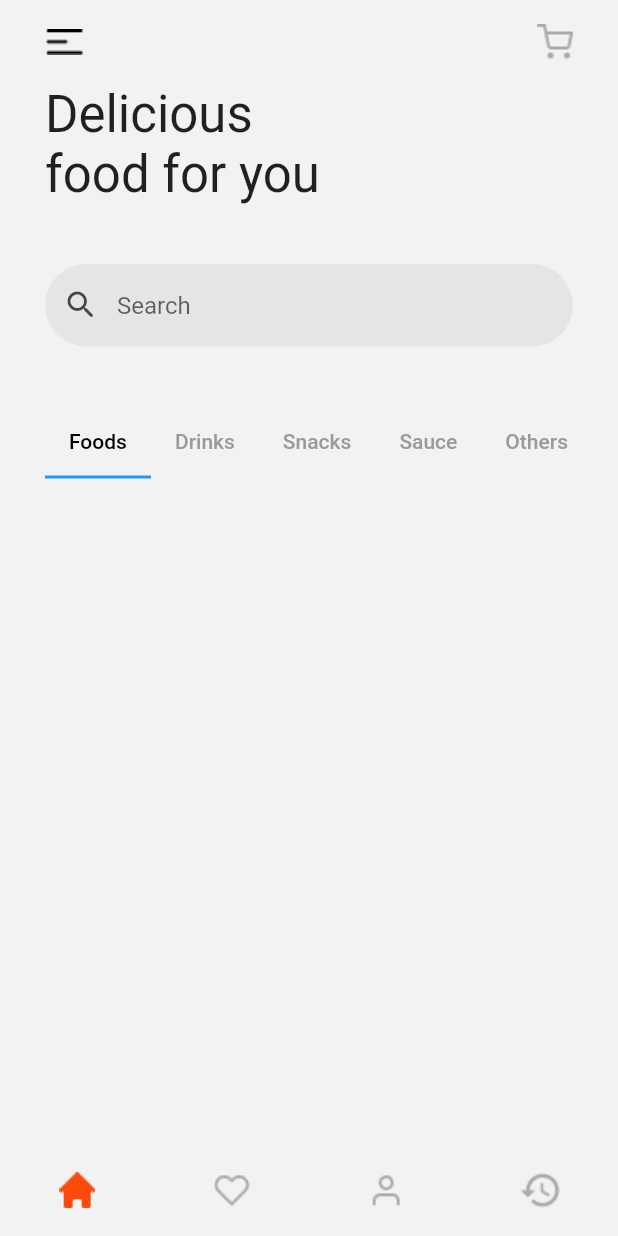
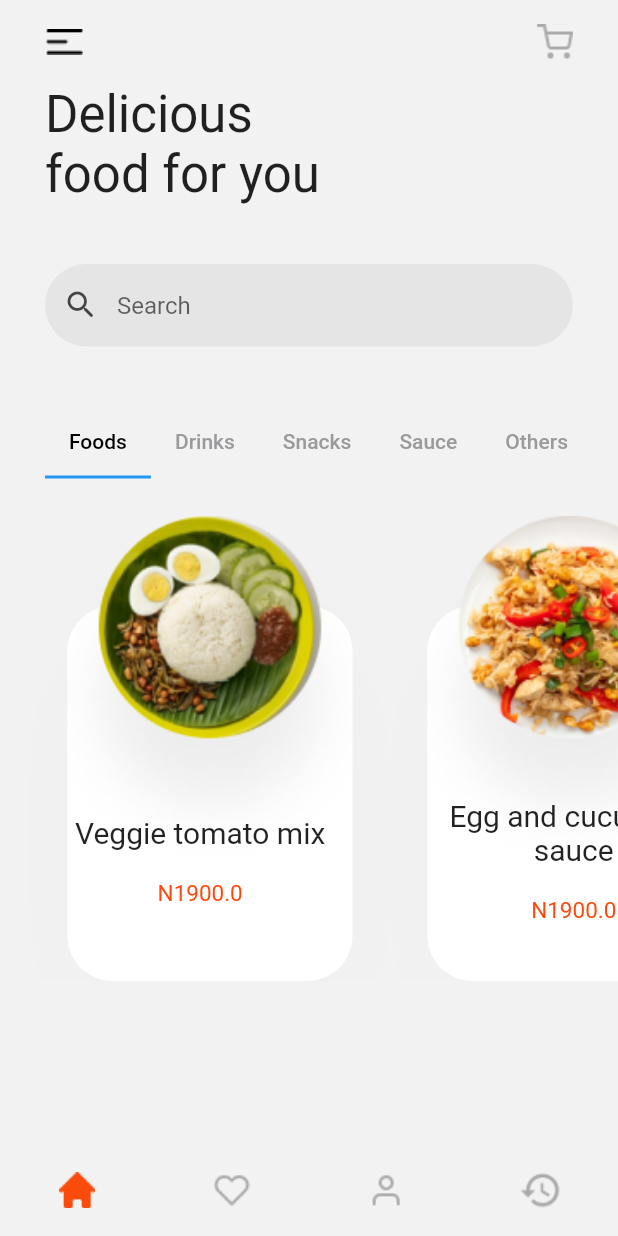
Before and after one commit to timilehinjegede/foodie, a Flutter app: the DashboardScreen screen opened by its route, on a phone screen of 412 x 824 dp. Run offline on Flutter 3.47's test engine with Material 2 defaults, Android fonts, the phone set to English and light mode, and no system bars.

Commit message:
updates: fix home screen bug && wired food cards

```diff
--- a/lib/core/models/food.dart
+++ b/lib/core/models/food.dart
@@ -7,6 +7,7 @@ class Food {
   final String deliveryInfo;
   final String returnPolicy;
   final bool isFavorite;
+  final String foodCategory;
 
   const Food({
     this.assetSrc,
@@ -15,6 +16,7 @@ class Food {
     this.deliveryInfo = FoodieStrings.deliveryInfo,
     this.returnPolicy = FoodieStrings.returnPolicy,
     this.isFavorite,
+    this.foodCategory,
   });
 
   static const List<Food> foodList = [
@@ -23,36 +25,70 @@ class Food {
       name: 'Veggie tomato mix',
       price: 1900,
       isFavorite: true,
+      foodCategory: 'Foods',
     ),
     const Food(
-      assetSrc: FoodieAssets.foodOne,
+      assetSrc: FoodieAssets.foodTwo,
       name: 'Egg and cucumber sauce',
       price: 1900,
       isFavorite: true,
+      foodCategory: 'Foods',
     ),
     const Food(
-      assetSrc: FoodieAssets.foodOne,
+      assetSrc: FoodieAssets.foodThree,
       name: 'Fried chicken and chips',
       price: 1900,
       isFavorite: true,
+      foodCategory: 'Others',
     ),
     const Food(
-      assetSrc: FoodieAssets.foodOne,
+      assetSrc: FoodieAssets.foodFour,
       name: 'Moi-moi and ekpa',
       price: 1900,
       isFavorite: true,
+      foodCategory: 'Others',
     ),
     const Food(
-      assetSrc: FoodieAssets.foodOne,
+      assetSrc: FoodieAssets.foodFour,
+      name: 'Moi-moi and ekpa',
+      price: 1900,
+      isFavorite: true,
+      foodCategory: 'Foods',
+    ),
+    const Food(
+      assetSrc: FoodieAssets.foodFour,
+      name: 'Moi-moi and ekpa',
+      price: 1900,
+      isFavorite: true,
+      foodCategory: 'Snacks',
+    ),
+    const Food(
+      assetSrc: FoodieAssets.foodFive,
       name: 'Veggie tomato mix',
       price: 1900,
       isFavorite: true,
+      foodCategory: 'Drinks',
     ),
     const Food(
-      assetSrc: FoodieAssets.foodOne,
+      assetSrc: FoodieAssets.foodSix,
       name: 'Egg and cucumber sauce',
       price: 1900,
       isFavorite: true,
+      foodCategory: 'Food',
+    ),
+    const Food(
+      assetSrc: FoodieAssets.foodSix,
+      name: 'Egg and cucumber sauce',
+      price: 1900,
+      isFavorite: true,
+      foodCategory: 'Drinks',
+    ),
+    const Food(
+      assetSrc: FoodieAssets.foodSix,
+      name: 'Egg and cucumber sauce',
+      price: 1900,
+      isFavorite: true,
+      foodCategory: 'Sauce',
     ),
   ];
 }
--- a/lib/ui/views/dashboard/dashboard.dart
+++ b/lib/ui/views/dashboard/dashboard.dart
@@ -12,10 +12,9 @@ class _DashboardScreenState extends State<DashboardScreen> {
 
   @override
   Widget build(BuildContext context) {
-    return DefaultTabController(
-      length: 5,
-      child: Scaffold(
-        appBar: AppBar(
+    return Scaffold(
+      appBar: _currentIndex == 0
+          ? AppBar(
               leading: Padding(
                 padding: const EdgeInsets.only(left: horizontalPadding),
                 child: ImageIcon(
@@ -38,13 +37,13 @@ class _DashboardScreenState extends State<DashboardScreen> {
                   ),
                 ),
               ],
-        ),
+            )
+          : null,
       bottomNavigationBar: BottomNavigationBar(
         currentIndex: _currentIndex,
         onTap: (index) {
           setState(
             () {
-                _currentIndex = index;
               if (index != 0)
                 Navigator.pushNamed(context, bottomNavRoutes[index]);
             },
@@ -65,41 +64,7 @@ class _DashboardScreenState extends State<DashboardScreen> {
           ),
         ],
       ),
-        body: SingleChildScrollView(
-          child: Column(
-            crossAxisAlignment: CrossAxisAlignment.start,
-            children: [
-              Padding(
-                padding:
-                    const EdgeInsets.symmetric(horizontal: horizontalPadding),
-                child: Text(
-                  FoodieStrings.hSHeading,
-                  style: TextStyle(
-                    fontSize: 34,
-                  ),
-                ),
-              ),
-              YBox(40),
-              SearchTextField(),
-              YBox(40),
-              Padding(
-                padding: const EdgeInsets.only(left: horizontalPadding),
-                child: TabBar(
-                  isScrollable: true,
-                  tabs: [
-                    ...List.generate(
-                      5,
-                      (index) => Tab(
-                        text: tabBarTitle[index],
-                      ),
-                    ),
-                  ],
-                ),
-              ),
-            ],
-          ),
-        ),
-      ),
+      body: bottomNavWidgets.elementAt(_currentIndex),
     );
   }
 }
--- a/lib/ui/views/dashboard/home/home_screen.dart
+++ b/lib/ui/views/dashboard/home/home_screen.dart
@@ -1,8 +1,147 @@
 import 'package:flutter/material.dart';
+import 'package:foodie/core/models/food.dart';
+import 'package:foodie/ui/widgets/widgets.dart';
+import 'package:foodie/utils/utils.dart';
 
-class HomeScreen extends StatelessWidget {
+class HomeScreen extends StatefulWidget {
+  @override
+  _HomeScreenState createState() => _HomeScreenState();
+}
+
+class _HomeScreenState extends State<HomeScreen> {
+  int _index = 0;
+
   @override
   Widget build(BuildContext context) {
-    return Container();
+    return DefaultTabController(
+      length: 5,
+      child: SingleChildScrollView(
+        child: Column(
+          crossAxisAlignment: CrossAxisAlignment.start,
+          children: [
+            Padding(
+              padding:
+                  const EdgeInsets.symmetric(horizontal: horizontalPadding),
+              child: Text(
+                FoodieStrings.hSHeading,
+                style: TextStyle(
+                  fontSize: 34,
+                ),
+              ),
+            ),
+            YBox(40),
+            SearchTextField(),
+            YBox(40),
+            Padding(
+              padding: const EdgeInsets.only(left: horizontalPadding),
+              child: TabBar(
+                onTap: (index) {
+                  setState(() {
+                    _index = index;
+                  });
+                },
+                isScrollable: true,
+                tabs: [
+                  ...List.generate(
+                    5,
+                    (index) => Tab(
+                      text: tabBarTitle[index],
+                    ),
+                  ),
+                ],
+              ),
+            ),
+            YBox(25),
+            SingleChildScrollView(
+              scrollDirection: Axis.horizontal,
+              padding: EdgeInsets.symmetric(horizontal: horizontalPadding),
+              child: Row(
+                children: [
+                  ...List.generate(
+                    Food.foodList
+                        .where(
+                            (food) => food.foodCategory == tabBarTitle[_index])
+                        .length,
+                    (index) => _FoodEntry(
+                      food: Food.foodList[index],
+                    ),
+                  ),
+                ],
+              ),
+            ),
+          ],
+        ),
+      ),
+    );
   }
 }
+
+class _FoodEntry extends StatelessWidget {
+  final Food food;
+
+  const _FoodEntry({Key key, this.food}) : super(key: key);
+
+  @override
+  Widget build(BuildContext context) {
+    return Padding(
+      padding: const EdgeInsets.only(right: 20.0),
+      child: Container(
+        height: 310,
+        width: 220,
+        padding: EdgeInsets.symmetric(horizontal: horizontalPadding / 2),
+        child: Stack(
+          children: [
+            Align(
+              alignment: Alignment.bottomCenter,
+              child: Container(
+                height: 250,
+                width: 220,
+                decoration: BoxDecoration(
+                  color: whiteColor,
+                  borderRadius: BorderRadius.circular(radius),
+                  boxShadow: [
+                    BoxShadow(
+                      offset: Offset(0, 30.0),
+                      blurRadius: 60,
+                      color: blackAccentColor.withOpacity(0.01),
+                    ),
+                  ],
+                ),
+              ),
+            ),
+            Image.asset(
+              food.assetSrc,
+              height: 240,
+              width: 240,
+              fit: BoxFit.cover,
+            ),
+            Padding(
+              padding: const EdgeInsets.only(top: verticalPadding * 3, left: 5),
+              child: Column(
+                crossAxisAlignment: CrossAxisAlignment.center,
+                mainAxisAlignment: MainAxisAlignment.center,
+                children: [
+                  Text(
+                    food.name,
+                    style: TextStyle(
+                      fontSize: 20,
+                    ),
+                    textAlign: TextAlign.center,
+                  ),
+                  YBox(20),
+                  Text(
+                    'N${food.price}',
+                    style: TextStyle(
+                      fontSize: 15,
+                      color: primaryColor,
+                    ),
+                  ),
+                ],
+              ),
+            ),
+          ],
+        ),
+      ),
+    );
+  }
+}
--- a/lib/utils/theme.dart
+++ b/lib/utils/theme.dart
@@ -59,7 +59,7 @@ const Color blueColor = Color(0xff0038FF);
 const Color bgColor = Color(0xffF2F2F2);
 const Color redColor = Colors.red;
 const Color transparentColor = Colors.transparent;
-
+const Color blackAccentColor = Color(0xff393939);
 // styles
 
 // fonts
```
Lines whose indentation alone changed are shown as unchanged.
